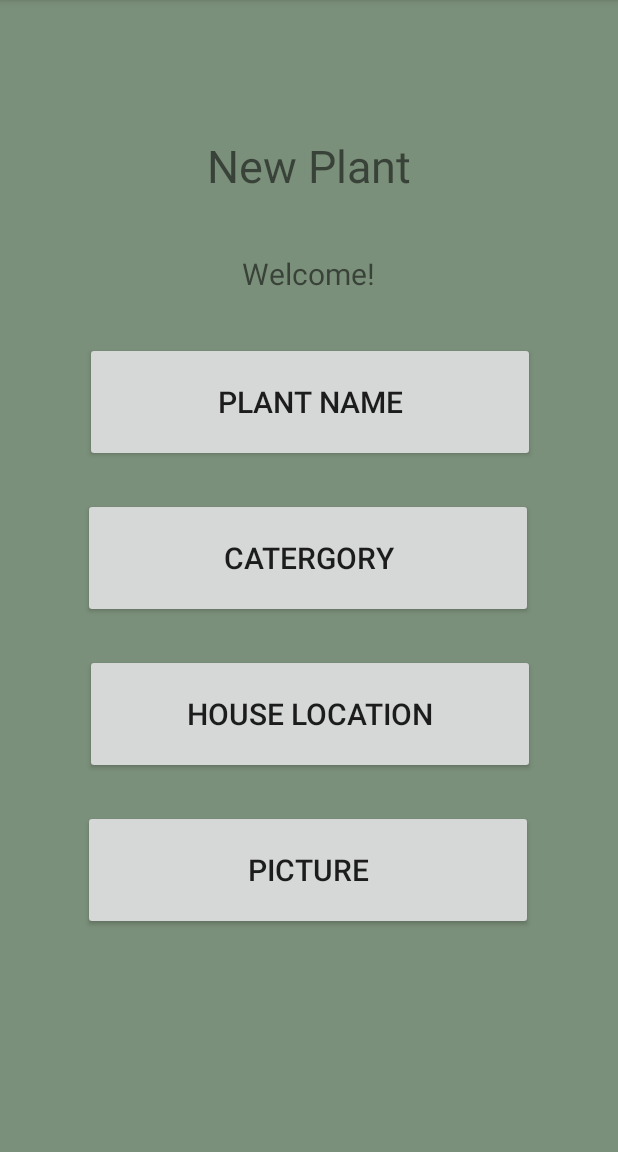
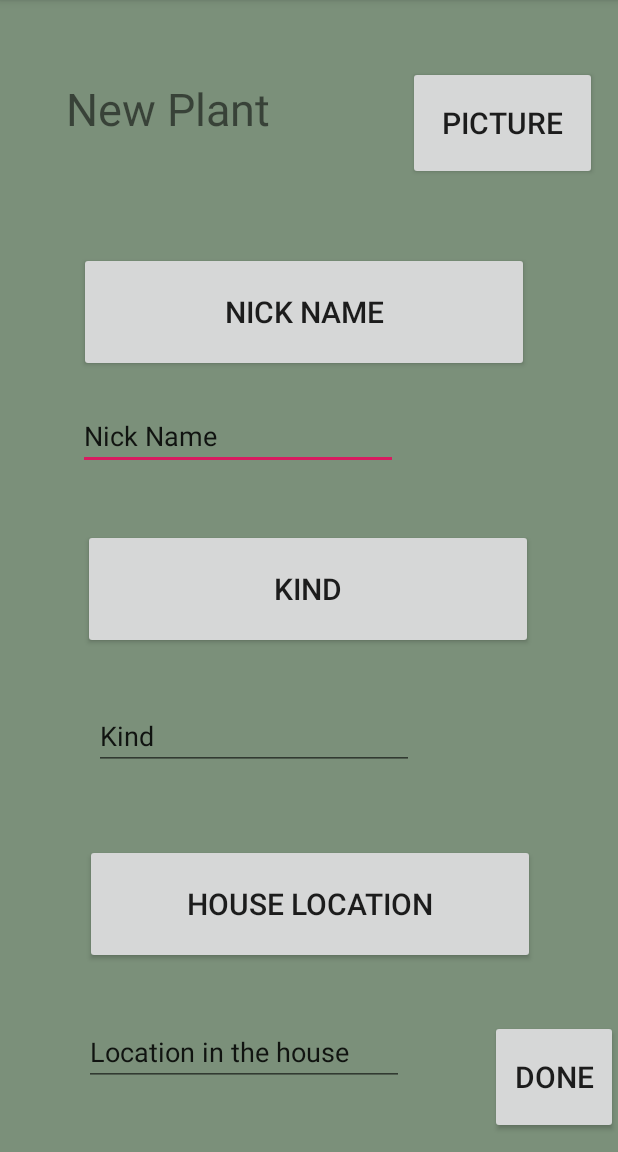
Before and after one commit to shellybekhor/Tropi, an Android app: the AddNewPlant screen opened directly, with no data from a screen before it, on a phone screen of 412 x 824 dp, the part 84-1236 px from its top. Run offline under Robolectric (Android 15) with nearby library versions, the phone set to English and light mode, and no system bars.

Commit message:
Implement basic flow

```diff
--- a/app/src/main/res/layout/activity_add_new_plant.xml
+++ b/app/src/main/res/layout/activity_add_new_plant.xml
@@ -15,72 +15,109 @@
         android:layout_marginTop="52dp"
         android:text="New Plant"
         android:textSize="30dp"
-        app:layout_constraintBottom_toTopOf="@+id/newPlantSubTitle"
         app:layout_constraintEnd_toEndOf="parent"
+        app:layout_constraintHorizontal_bias="0.16"
         app:layout_constraintStart_toStartOf="parent"
         app:layout_constraintTop_toTopOf="parent" />
-
-    <TextView
-        android:id="@+id/newPlantSubTitle"
-        android:layout_width="wrap_content"
-        android:layout_height="wrap_content"
-        android:layout_marginBottom="32dp"
-        android:text="Welcome!"
-        android:textSize="20dp"
-        app:layout_constraintBottom_toTopOf="@+id/plantNameButton"
-        app:layout_constraintEnd_toEndOf="parent"
-        app:layout_constraintHorizontal_bias="0.498"
-        app:layout_constraintStart_toStartOf="parent" />
 
     <Button
         android:id="@+id/plantNameButton"
         android:layout_width="300dp"
         android:layout_height="80dp"
-        android:layout_marginBottom="24dp"
-        android:text="Plant Name"
+        android:layout_marginTop="168dp"
+        android:text="Nick Name"
         android:textSize="20dp"
-        app:layout_constraintBottom_toTopOf="@+id/categoryButton"
         app:layout_constraintEnd_toEndOf="parent"
-        app:layout_constraintHorizontal_bias="0.504"
-        app:layout_constraintStart_toStartOf="parent" />
+        app:layout_constraintHorizontal_bias="0.468"
+        app:layout_constraintStart_toStartOf="parent"
+        app:layout_constraintTop_toTopOf="parent" />
 
     <Button
         android:id="@+id/locationButton"
         android:layout_width="300dp"
         android:layout_height="80dp"
-        android:layout_marginBottom="24dp"
+        android:layout_marginTop="39dp"
+
+        android:text="Kind"
+        android:textSize="20dp"
+        app:layout_constraintEnd_toEndOf="parent"
+        app:layout_constraintHorizontal_bias="0.495"
+        app:layout_constraintStart_toStartOf="parent"
+        app:layout_constraintTop_toBottomOf="@+id/nicknameText" />
+
+    <Button
+        android:id="@+id/locationButton2"
+        android:layout_width="300dp"
+        android:layout_height="80dp"
+        android:layout_marginBottom="36dp"
+
         android:text="House Location"
-
         android:textSize="20dp"
-        app:layout_constraintBottom_toTopOf="@+id/pictureButton"
+        app:layout_constraintBottom_toTopOf="@+id/locationText"
         app:layout_constraintEnd_toEndOf="parent"
         app:layout_constraintHorizontal_bias="0.504"
         app:layout_constraintStart_toStartOf="parent" />
 
     <Button
         android:id="@+id/pictureButton"
-        android:layout_width="300dp"
-        android:layout_height="80dp"
-        android:layout_marginBottom="148dp"
+        android:layout_width="126dp"
+        android:layout_height="76dp"
+        android:layout_marginStart="272dp"
+
+        android:layout_marginTop="44dp"
         android:text="Picture"
+        android:textSize="20dp"
+        app:layout_constraintStart_toStartOf="parent"
+        app:layout_constraintTop_toTopOf="parent" />
 
+    <Button
+        android:id="@+id/doneButton"
+        android:layout_width="85dp"
+        android:layout_height="76dp"
+        android:layout_marginBottom="12dp"
+
+        android:onClick="plantDone"
+        android:text="Done"
         android:textSize="20dp"
         app:layout_constraintBottom_toBottomOf="parent"
+        app:layout_constraintEnd_toEndOf="parent" />
+
+    <EditText
+        android:id="@+id/nicknameText"
+        android:layout_width="wrap_content"
+        android:layout_height="wrap_content"
+        android:layout_marginStart="52dp"
+        android:layout_marginTop="20dp"
+        android:ems="10"
+        android:inputType="textPersonName"
+        android:text="Nick Name"
+        app:layout_constraintStart_toStartOf="parent"
+        app:layout_constraintTop_toBottomOf="@+id/plantNameButton" />
+
+    <EditText
+        android:id="@+id/kindText"
+        android:layout_width="wrap_content"
+        android:layout_height="wrap_content"
+        android:layout_marginEnd="136dp"
+        android:layout_marginBottom="49dp"
+        android:ems="10"
+        android:inputType="textPersonName"
+        android:text="Kind"
+        app:layout_constraintBottom_toTopOf="@+id/locationButton2"
         app:layout_constraintEnd_toEndOf="parent"
-        app:layout_constraintHorizontal_bias="0.495"
-        app:layout_constraintStart_toStartOf="parent" />
+        app:layout_constraintTop_toBottomOf="@+id/locationButton"
+        app:layout_constraintVertical_bias="1.0" />
 
-    <Button
-        android:id="@+id/categoryButton"
-        android:layout_width="300dp"
-        android:layout_height="80dp"
-        android:layout_marginBottom="24dp"
-        android:text="Catergory"
-
-        android:textSize="20dp"
-        app:layout_constraintBottom_toTopOf="@+id/locationButton"
-        app:layout_constraintEnd_toEndOf="parent"
-        app:layout_constraintHorizontal_bias="0.495"
+    <EditText
+        android:id="@+id/locationText"
+        android:layout_width="wrap_content"
+        android:layout_height="wrap_content"
+        android:layout_marginStart="56dp"
+        android:layout_marginBottom="44dp"
+        android:ems="10"
+        android:inputType="textPersonName"
+        android:text="Location in the house"
+        app:layout_constraintBottom_toBottomOf="parent"
         app:layout_constraintStart_toStartOf="parent" />
 
 </androidx.constraintlayout.widget.ConstraintLayout>
--- a/app/src/main/res/layout/activity_define_category.xml
+++ b/app/src/main/res/layout/activity_define_category.xml
@@ -24,6 +24,7 @@
         android:layout_width="129dp"
         android:layout_height="122dp"
         android:layout_marginBottom="24dp"
+        android:onClick="createSocculent"
         android:text="Socculent"
         android:textSize="18sp"
         app:layout_constraintBottom_toTopOf="@+id/plantNameButton3"
@@ -37,6 +38,7 @@
         android:layout_height="130dp"
         android:layout_marginEnd="64dp"
         android:layout_marginBottom="52dp"
+        android:onClick="createSpecial"
         android:text="special"
         android:textSize="18dp"
         app:layout_constraintBottom_toTopOf="@+id/locationButton"
@@ -47,6 +49,7 @@
         android:layout_width="129dp"
         android:layout_height="130dp"
         android:layout_marginBottom="52dp"
+        android:onClick="createSpices"
         android:text="spices"
         android:textSize="18dp"
         app:layout_constraintBottom_toTopOf="@+id/locationButton"
@@ -60,6 +63,7 @@
         android:layout_height="121dp"
         android:layout_marginEnd="64dp"
         android:layout_marginBottom="24dp"
+        android:onClick="createTropic"
         android:text="tropic"
         android:textSize="18dp"
         app:layout_constraintBottom_toTopOf="@+id/plantNameButton4"
```
Also changed, not shown: app/src/main/java/shellybekhor/tropi/AddNewPlant.java (+49 -0 lines), app/src/main/java/shellybekhor/tropi/DefineCategory.java (+36 -0 lines), app/src/main/java/shellybekhor/tropi/MainActivity.java (+38 -3 lines), app/src/main/java/shellybekhor/tropi/Plants/Plant.java (renamed from app/src/main/java/shellybekhor/tropi/Plant.java, +10 -3 lines), app/src/main/java/shellybekhor/tropi/Plants/Socculent.java (added, +13 -0 lines), app/src/main/java/shellybekhor/tropi/Plants/Special.java (added, +13 -0 lines), app/src/main/java/shellybekhor/tropi/Plants/Spices.java (added, +13 -0 lines), app/src/main/java/shellybekhor/tropi/Plants/Tropic.java (added, +13 -0 lines), app/src/main/res/layout/activity_main.xml (+13 -6 lines).
